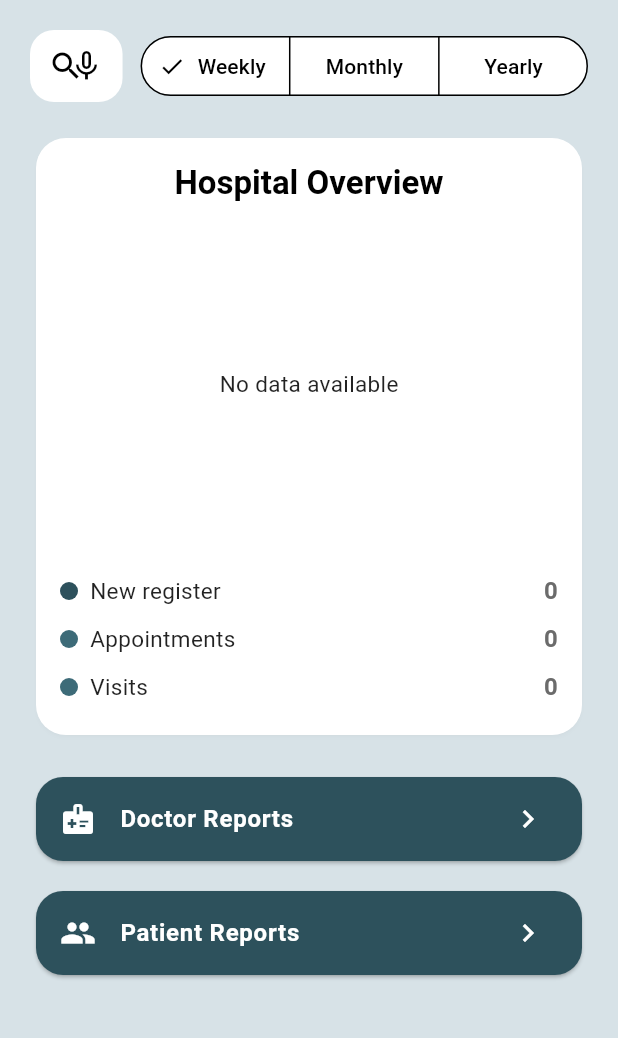
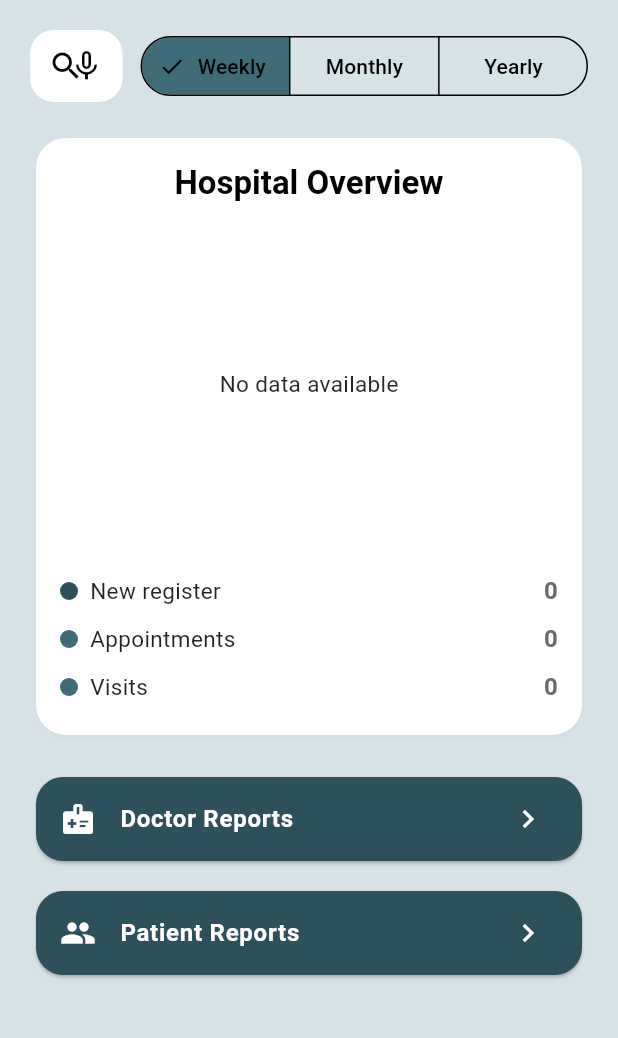
Before and after one commit to nooraalabri/hos_app, a Flutter app: the HospitalReportsScreen screen opened by its route, on a phone screen of 412 x 824 dp, the part 84-1122 px from its top. Run offline on Flutter 3.47's test engine with Material 3 defaults, Android fonts, the phone set to English and light mode, and no system bars; our stand-ins replace cloud_firestore, firebase_auth, firebase_core, firebase_messaging, fl_chart, geolocator and 3 more; missing offline and left inert: google_maps_flutter_web; accounts and stored records are empty; project files that could hold a hidden picture were left out.

Commit message:
25/11 update

```diff
--- a/lib/l10n/app_ar.arb
+++ b/lib/l10n/app_ar.arb
@@ -4,6 +4,7 @@
   "logout": "تسجيل الخروج",
   "email": "البريد الإلكتروني",
   "password": "كلمة المرور",
+  "dashboard": "لوحة التحكم",
   "confirm_password": "تأكيد كلمة المرور",
   "welcome": "مرحبًا",
   "welcome_back": "مرحبًا بعودتك",
--- a/lib/l10n/app_en.arb
+++ b/lib/l10n/app_en.arb
@@ -4,6 +4,7 @@
   "logout": "Logout",
   "email": "E-mail",
   "password": "Password",
+  "dashboard": "Dashboard",
   "confirm_password": "Confirm Password",
   "welcome": "Welcome",
   "welcome_back": "Welcome back",
--- a/lib/l10n/app_localizations_ar.dart
+++ b/lib/l10n/app_localizations_ar.dart
@@ -19,6 +19,9 @@ class AppLocalizationsAr extends AppLocalizations {
 
   @override
   String get password => 'كلمة المرور';
+
+  @override
+  String get dashboard => 'لوحة التحكم';
 
   @override
   String get confirm_password => 'تأكيد كلمة المرور';
@@ -172,9 +175,6 @@ class AppLocalizationsAr extends AppLocalizations {
 
   @override
   String get home => 'الصفحة الرئيسية';
-
-  @override
-  String get dashboard => 'لوحة التحكم';
 
   @override
   String get my_shifts => 'مناوباتي';
--- a/lib/l10n/app_localizations_en.dart
+++ b/lib/l10n/app_localizations_en.dart
@@ -19,6 +19,9 @@ class AppLocalizationsEn extends AppLocalizations {
 
   @override
   String get password => 'Password';
+
+  @override
+  String get dashboard => 'Dashboard';
 
   @override
   String get confirm_password => 'Confirm Password';
@@ -172,9 +175,6 @@ class AppLocalizationsEn extends AppLocalizations {
 
   @override
   String get home => 'Home';
-
-  @override
-  String get dashboard => 'Dashboard';
 
   @override
   String get my_shifts => 'My Shifts';
--- a/lib/screens/head_admin_reports.dart
+++ b/lib/screens/head_admin_reports.dart
@@ -21,7 +21,7 @@ class _HeadAdminReportsScreenState extends State<HeadAdminReportsScreen> {
       appBar: AppBar(
         backgroundColor: theme.colorScheme.primary,
         title: Text(
-          t.reports,
+          "Dashboard",   // ←← تم التغيير هنا
           style: TextStyle(color: theme.colorScheme.onPrimary),
         ),
         iconTheme: IconThemeData(color: theme.colorScheme.onPrimary),
@@ -144,8 +144,7 @@ class _HeadAdminReportsScreenState extends State<HeadAdminReportsScreen> {
     );
   }
 
-
-  //--------------- STAT CARD  -----------------
+  //--------------- STAT CARD -----------------
 
   Widget _statCard(
       BuildContext context,
@@ -154,7 +153,6 @@ class _HeadAdminReportsScreenState extends State<HeadAdminReportsScreen> {
       IconData icon,
       Color bgColor,
       ) {
-    // تحديد لون النص تلقائي حسب سطوع الخلفية
     final textColor =
     ThemeData.estimateBrightnessForColor(bgColor) == Brightness.dark
         ? Colors.white
--- a/lib/screens/hospital_reports.dart
+++ b/lib/screens/hospital_reports.dart
@@ -3,9 +3,10 @@ import 'package:fl_chart/fl_chart.dart';
 import 'package:firebase_auth/firebase_auth.dart';
 import '../../l10n/app_localizations.dart';
 import '../admin/hospital_doctor_reports_screen.dart';
-import '../admin/hospital_patient_reports_screen.dart';
+import 'package:hos_app/routes.dart'; // ⬅ مهم جداً
+import 'package:cloud_firestore/cloud_firestore.dart';
+import '../widgets/admin_drawer.dart';
 import '../services/firestore_service.dart';
-import '../widgets/admin_drawer.dart';
 
 enum Period { weekly, monthly, yearly }
 
@@ -23,11 +24,12 @@ class _HospitalReportsScreenState extends State<HospitalReportsScreen> {
   @override
   void initState() {
     super.initState();
+
     final uid = FirebaseAuth.instance.currentUser!.uid;
-
-    FS.hospitalForAdmin(uid).then((d) {
-      if (mounted) {
-        setState(() => hospId = d?['id']);
+    FirebaseFirestore.instance.collection('users').doc(uid).get().then((doc) {
+      if (doc.exists) {
+        final hid = doc.data()?['hospitalId'];
+        if (mounted) setState(() => hospId = hid);
       }
     });
   }
@@ -57,27 +59,17 @@ class _HospitalReportsScreenState extends State<HospitalReportsScreen> {
       backgroundColor: theme.scaffoldBackgroundColor,
 
       body: hospId == null
-          ? Center(
-        child: CircularProgressIndicator(
-          color: theme.colorScheme.primary,
-        ),
-      )
+          ? Center(child: CircularProgressIndicator(color: theme.colorScheme.primary))
           : FutureBuilder<Map<String, int>>(
         future: FS.statsForHospital(hospId!, periodKey),
         builder: (context, snap) {
           if (!snap.hasData) {
             return Center(
                 child: CircularProgressIndicator(
-                color: theme.colorScheme.primary,
-              ),
-            );
+                    color: theme.colorScheme.primary));
           }
 
-          final m = snap.data ?? const {
-            'new': 0,
-            'appointments': 0,
-            'visits': 0
-          };
+          final m = snap.data ?? {'new': 0, 'appointments': 0, 'visits': 0};
 
           final total = (m['new'] ?? 0) +
               (m['appointments'] ?? 0) +
@@ -94,54 +86,32 @@ class _HospitalReportsScreenState extends State<HospitalReportsScreen> {
             child: Column(
               crossAxisAlignment: CrossAxisAlignment.stretch,
               children: [
-                // Search + Segmented Button
                 Row(
                   children: [
                     Expanded(
                       child: _SearchBox(
-                        onChanged: (s) {},
-                        hint: t.search,
-                      ),
+                          onChanged: (s) {}, hint: t.search),
                     ),
                     const SizedBox(width: 12),
                     SegmentedButton<Period>(
                       segments: [
-                        ButtonSegment(
-                            value: Period.weekly, label: Text(t.weekly)),
-                        ButtonSegment(
-                            value: Period.monthly, label: Text(t.monthly)),
-                        ButtonSegment(
-                            value: Period.yearly, label: Text(t.yearly)),
+                        ButtonSegment(value: Period.weekly, label: Text(t.weekly)),
+                        ButtonSegment(value: Period.monthly, label: Text(t.monthly)),
+                        ButtonSegment(value: Period.yearly, label: Text(t.yearly)),
                       ],
                       selected: {p},
-                      onSelectionChanged: (s) =>
-                          setState(() => p = s.first),
-                      style: ButtonStyle(
-                        backgroundColor: WidgetStatePropertyAll(
-                          theme.colorScheme.surfaceContainerHighest,
-                        ),
-                        foregroundColor: WidgetStatePropertyAll(
-                          theme.colorScheme.onSurface,
-                        ),
-                        side: WidgetStatePropertyAll(
-                          BorderSide(
-                              color: theme.colorScheme.outline),
-                        ),
-                      ),
-                    ),
+                      onSelectionChanged: (s) => setState(() => p = s.first),
+                    )
                   ],
                 ),
 
                 const SizedBox(height: 20),
 
-                // Pie Chart Card
                 Card(
                   color: theme.colorScheme.surface,
-                  shadowColor:
-                  theme.colorScheme.shadow.withValues(alpha: 0.1),
+                  shadowColor: theme.colorScheme.shadow.withValues(alpha: 0.1),
                   shape: RoundedRectangleBorder(
-                    borderRadius: BorderRadius.circular(20),
-                  ),
+                      borderRadius: BorderRadius.circular(20)),
                   child: Padding(
                     padding: const EdgeInsets.all(16),
                     child: Column(
@@ -149,8 +119,7 @@ class _HospitalReportsScreenState extends State<HospitalReportsScreen> {
                         Text(
                           t.hospitalOverview,
                           style: theme.textTheme.titleLarge?.copyWith(
-                            fontWeight: FontWeight.w600,
-                          ),
+                              fontWeight: FontWeight.w600),
                         ),
                         const SizedBox(height: 10),
 
@@ -169,24 +138,20 @@ class _HospitalReportsScreenState extends State<HospitalReportsScreen> {
 
                         const SizedBox(height: 12),
 
-                        _legend(
-                          context,
+                        _legend(context,
                             color: theme.colorScheme.primary,
                             text: t.newRegister,
-                          value: m['new'] ?? 0,
-                        ),
-                        _legend(
-                          context,
+                            value: m['new'] ?? 0),
+
+                        _legend(context,
                             color: theme.colorScheme.tertiary,
                             text: t.appointments,
-                          value: m['appointments'] ?? 0,
-                        ),
-                        _legend(
-                          context,
+                            value: m['appointments'] ?? 0),
+
+                        _legend(context,
                             color: theme.colorScheme.secondary,
                             text: t.visits,
-                          value: m['visits'] ?? 0,
-                        ),
+                            value: m['visits'] ?? 0),
                       ],
                     ),
                   ),
@@ -194,31 +159,18 @@ class _HospitalReportsScreenState extends State<HospitalReportsScreen> {
 
                 const SizedBox(height: 20),
 
-                // Doctor Reports Button
-                _bigButton(
-                  context,
-                  t.doctorReports,
+                _bigButton(context, t.doctorReports,
                     icon: Icons.medical_information,
-                  onTap: () {
-                    Navigator.pushNamed(
-                        context, HospitalDoctorReportsScreen.route);
-                  },
-                ),
+                    onTap: () => Navigator.pushNamed(
+                        context, HospitalDoctorReportsScreen.route)),
 
                 const SizedBox(height: 12),
 
-                // Patient Reports Button
-                _bigButton(
-                  context,
-                  t.patientReports,
+                // ✅ هنا التعديل المهم
+                _bigButton(context, t.patientReports,
                     icon: Icons.people,
-                  onTap: () {
-                    Navigator.pushNamed(
-                        context, HospitalPatientReportsScreen.route);
-                  },
-                ),
-
-                const SizedBox(height: 30),
+                    onTap: () => Navigator.pushNamed(
+                        context, AppRoutes.hospitalPatientReports)),
               ],
             ),
           );
@@ -227,7 +179,6 @@ class _HospitalReportsScreenState extends State<HospitalReportsScreen> {
     );
   }
 
-  // -------- PIE CHART SECTION --------
   PieChartSectionData _sec(int v, Color c) {
     return PieChartSectionData(
       value: (v <= 0 ? 1 : v).toDouble(),
@@ -235,14 +186,10 @@ class _HospitalReportsScreenState extends State<HospitalReportsScreen> {
       radius: 45,
       title: v.toString(),
       titleStyle: const TextStyle(
-        fontSize: 14,
-        fontWeight: FontWeight.bold,
-        color: Colors.white,
-      ),
+          fontSize: 14, fontWeight: FontWeight.bold, color: Colors.white),
     );
   }
 
-  // -------- LEGEND --------
   Widget _legend(BuildContext context,
       {required Color color, required String text, required int value}) {
     final theme = Theme.of(context);
@@ -251,26 +198,21 @@ class _HospitalReportsScreenState extends State<HospitalReportsScreen> {
       padding: const EdgeInsets.symmetric(vertical: 4),
       child: Row(
         children: [
-          Container(
-            width: 12,
-            height: 12,
-            decoration: BoxDecoration(color: color, shape: BoxShape.circle),
-          ),
+          Container(width: 12, height: 12,
+              decoration: BoxDecoration(color: color, shape: BoxShape.circle)),
+
           const SizedBox(width: 8),
           Expanded(child: Text(text, style: theme.textTheme.bodyMedium)),
-          Text(
-            value.toString(),
+          Text(value.toString(),
               style: theme.textTheme.titleMedium
-                ?.copyWith(fontWeight: FontWeight.bold),
-          )
+                  ?.copyWith(fontWeight: FontWeight.bold)),
         ],
       ),
     );
   }
 
-  // -------- BUTTON --------
   Widget _bigButton(BuildContext ctx, String title,
-      {IconData icon = Icons.arrow_forward_ios, VoidCallback? onTap}) {
+      {required IconData icon, VoidCallback? onTap}) {
     final theme = Theme.of(ctx);
 
     return Card(
@@ -278,22 +220,16 @@ class _HospitalReportsScreenState extends State<HospitalReportsScreen> {
       shape: RoundedRectangleBorder(borderRadius: BorderRadius.circular(18)),
       child: ListTile(
         leading: Icon(icon, color: theme.colorScheme.onPrimary),
-        title: Text(
-          title,
+        title: Text(title,
             style: TextStyle(
-            color: theme.colorScheme.onPrimary,
-            fontWeight: FontWeight.w600,
-          ),
-        ),
-        trailing:
-        Icon(Icons.chevron_right, color: theme.colorScheme.onPrimary),
+                color: theme.colorScheme.onPrimary, fontWeight: FontWeight.w600)),
+        trailing: Icon(Icons.chevron_right, color: theme.colorScheme.onPrimary),
         onTap: onTap,
       ),
     );
   }
 }
 
-// -------- SEARCH BOX --------
 class _SearchBox extends StatelessWidget {
   final String hint;
   final ValueChanged<String> onChanged;
@@ -314,10 +250,8 @@ class _SearchBox extends StatelessWidget {
         fillColor: theme.colorScheme.surfaceContainerHighest,
         border: OutlineInputBorder(
             borderRadius: BorderRadius.circular(16),
-          borderSide: BorderSide.none,
-        ),
-        contentPadding:
-        const EdgeInsets.symmetric(horizontal: 12, vertical: 0),
+            borderSide: BorderSide.none),
+        contentPadding: const EdgeInsets.symmetric(horizontal: 12, vertical: 0),
       ),
     );
   }
--- a/lib/services/firestore_service.dart
+++ b/lib/services/firestore_service.dart
@@ -41,22 +41,20 @@ class FS {
     );
   }
 
-  // =======================================================================
-  // ======================== H O S P I T A L S =============================
-  // =======================================================================
+  // ======================== HOSPITALS ====================================
 
   static Future<void> createHospital({
     required String uid,
     required String name,
     required String email,
-    Map<String, dynamic>? data, // يحتوي: phone, website, licenseNumber, crNumber, location, lat, lng
+    Map<String, dynamic>? data,
   }) async {
     final hospitalData = {
       'name': name,
       'email': email,
-      'status': 'pending', // new
+      'status': 'pending',
       'createdAt': FieldValue.serverTimestamp(),
-      ...?data, // دمج بيانات: phone, website, lat, lng, licenseNumber, crNumber...
+      ...?data,
     };
 
     await hospitals.doc(uid).set(hospitalData);
@@ -98,10 +96,21 @@ class FS {
     return snap.docs.map((d) => {'id': d.id, ...d.data()}).toList();
   }
 
+  // 🔥 مهم: إصلاح جلب hospitalId للإدمن
   static Future<Map<String, dynamic>?> hospitalForAdmin(String adminUid) async {
-    final doc = await hospitals.doc(adminUid).get();
-    if (!doc.exists) return null;
-    return {'id': doc.id, ...doc.data()!};
+    final userDoc = await users.doc(adminUid).get();
+    if (!userDoc.exists) return null;
+
+    final hid = userDoc.data()?['hospitalId'];
+    if (hid == null || hid.toString().isEmpty) return null;
+
+    final hospDoc = await hospitals.doc(hid).get();
+    if (!hospDoc.exists) return null;
+
+    return {
+      'id': hospDoc.id,
+      ...hospDoc.data()!,
+    };
   }
 
   static Stream<QuerySnapshot<Map<String, dynamic>>> pendingHospitalsStream() {
@@ -139,9 +148,7 @@ class FS {
     }
   }
 
-  // =======================================================================
-  // ========================= D O C T O R S ===============================
-  // =======================================================================
+  // ======================== DOCTORS ======================================
 
   static Stream<QuerySnapshot<Map<String, dynamic>>> doctorsStream(
       String hospitalId, {
@@ -191,9 +198,7 @@ class FS {
     await users.doc(doctorUid).delete();
   }
 
-  // =======================================================================
   // ============================ OTP ======================================
-  // =======================================================================
 
   static Future<void> saveOtp(
       String email,
@@ -230,9 +235,7 @@ class FS {
     return ok;
   }
 
-  // =======================================================================
   // ======================= MEDICAL REPORTS ================================
-  // =======================================================================
 
   static Future<void> addMedicalReport(
       String appointmentId,
@@ -307,48 +310,66 @@ class FS {
     await batch.commit();
   }
 
-  // =======================================================================
-  // ====================== HOSPITAL STATS =================================
-  // =======================================================================
+  // ====================== HOSPITAL STATS (FIXED) =========================
 
   static Future<Map<String, int>> statsForHospital(
       String hospitalId,
       String periodKey,
       ) async {
+
     final now = DateTime.now();
-    late DateTime start, end;
+    late DateTime start;
 
     switch (periodKey) {
       case 'weekly':
         start = _weekStart(now);
-        end = _weekEnd(now);
         break;
       case 'monthly':
         start = DateTime(now.year, now.month, 1);
-        end = DateTime(now.year, now.month + 1, 1);
         break;
       case 'yearly':
         start = DateTime(now.year, 1, 1);
-        end = DateTime(now.year + 1, 1, 1);
         break;
       default:
         start = _weekStart(now);
-        end = _weekEnd(now);
     }
 
-    final q = appointments
+    // ===== 1) GET ALL DOCTORS IN THIS HOSPITAL =====
+    final doctorSnap = await users
+        .where('role', isEqualTo: 'doctor')
         .where('hospitalId', isEqualTo: hospitalId)
-        .where('time', isGreaterThanOrEqualTo: start)
-        .where('time', isLessThan: end)
-        .where('status', whereIn: [
-      'booked',
-      'checked_in',
-      'completed',
-    ]);
+        .get();
 
-    final snap = await q.get();
-    final items = snap.docs;
+    final doctorIds = doctorSnap.docs.map((d) => d.id).toList();
 
+    if (doctorIds.isEmpty) {
+      return {'new': 0, 'appointments': 0, 'visits': 0};
+    }
+
+    // ===== 2) GET ALL APPOINTMENTS FOR THESE DOCTORS =====
+    // NOTE: Firestore allows only 10 elements in whereIn
+    List<QueryDocumentSnapshot<Map<String, dynamic>>> apps = [];
+
+    const maxBatch = 10;
+    for (int i = 0; i < doctorIds.length; i += maxBatch) {
+      final batch = doctorIds.skip(i).take(maxBatch).toList();
+
+      final snap = await appointments
+          .where('doctorId', whereIn: batch)
+          .get();
+
+      apps.addAll(snap.docs);
+    }
+
+    // ===== 3) FILTER BY DATE =====
+    final items = apps.where((d) {
+      final ts = d['time'];
+      if (ts is! Timestamp) return false;
+      final date = ts.toDate();
+      return date.isAfter(start);
+    }).toList();
+
+    // ===== 4) CALCULATIONS =====
     final int appointmentsCount = items.length;
     final int visitsCount =
         items.where((d) => d['status'] == 'completed').length;
@@ -366,10 +387,8 @@ class FS {
     };
   }
 
-  // =======================================================================
-  // ==================== HEAD ADMIN STATS =================================
-  // =======================================================================
 
+  // ==================== HEAD ADMIN STATS ================================
   static Future<Map<String, int>> statsForHeadAdmin({
     required ReportPeriod period,
   }) async {
@@ -406,14 +425,19 @@ class FS {
     _count(hospitals.where('status', isEqualTo: 'pending'));
 
     final doctorsApprovedF = _count(
-      users.where('role', isEqualTo: 'doctor').where('approved', isEqualTo: true),
+      users
+          .where('role', isEqualTo: 'doctor')
+          .where('approved', isEqualTo: true),
     );
 
     final doctorsPendingF = _count(
-      users.where('role', isEqualTo: 'doctor').where('approved', isEqualTo: false),
+      users
+          .where('role', isEqualTo: 'doctor')
+          .where('approved', isEqualTo: false),
     );
 
-    final patientsTotalF = _count(users.where('role', isEqualTo: 'patient'));
+    final patientsTotalF =
+    _count(users.where('role', isEqualTo: 'patient'));
 
     final newUsersF = _count(
       users
@@ -473,19 +497,15 @@ class FS {
     };
   }
 
-  // =======================================================================
-  // ======================== REVIEWS & SHIFTS ==============================
-  // =======================================================================
+  // ======================== Reviews & Shifts ==============================
 
   static Stream<QuerySnapshot<Map<String, dynamic>>> doctorReviews(
-      String doctorId,
-      ) {
+      String doctorId) {
     return reviews.where('doctorId', isEqualTo: doctorId).snapshots();
   }
 
   static Stream<QuerySnapshot<Map<String, dynamic>>> doctorShiftsDaily(
-      String doctorId,
-      ) {
+      String doctorId) {
     final now = DateTime.now();
     final start = DateTime(now.year, now.month, now.day);
     final end = start.add(const Duration(days: 1));
@@ -500,8 +520,7 @@ class FS {
   }
 
   static Stream<QuerySnapshot<Map<String, dynamic>>> doctorShiftsWeekly(
-      String doctorId,
-      ) {
+      String doctorId) {
     final now = DateTime.now();
     final start = DateTime(now.year, now.month, now.day);
     final end = start.add(const Duration(days: 7));
@@ -516,8 +535,7 @@ class FS {
   }
 
   static Stream<QuerySnapshot<Map<String, dynamic>>> doctorShiftsMonthly(
-      String doctorId,
-      ) {
+      String doctorId) {
     final now = DateTime.now();
     final start = DateTime(now.year, now.month, now.day);
     final end = start.add(const Duration(days: 30));
@@ -532,8 +550,7 @@ class FS {
   }
 
   static Stream<QuerySnapshot<Map<String, dynamic>>> hospitalUpcomingShifts(
-      String hospitalId,
-      ) {
+      String hospitalId) {
     final todayStart = _ts(_dayStart(DateTime.now()));
 
     return hospitals
@@ -544,9 +561,7 @@ class FS {
         .snapshots();
   }
 
-  // =======================================================================
-  // ========================= PATIENTS ====================================
-  // =======================================================================
+  // ============================ PATIENTS ================================
 
   static Future<Map<String, dynamic>?> getPatientProfile(String uid) async {
     final doc = await users.doc(uid).get();
@@ -590,8 +605,7 @@ class FS {
   }
 
   static Stream<QuerySnapshot<Map<String, dynamic>>> patientAppointments(
-      String uid,
-      ) {
+      String uid) {
     return users
         .doc(uid)
         .collection('appointments')
@@ -600,8 +614,7 @@ class FS {
   }
 
   static Stream<QuerySnapshot<Map<String, dynamic>>> patientReports(
-      String uid,
-      ) {
+      String uid) {
     return users
         .doc(uid)
         .collection('reports')
@@ -623,13 +636,10 @@ class FS {
     return q.orderBy('createdAt', descending: true).snapshots();
   }
 
-  // =======================================================================
-  // ========================== SEARCH =====================================
-  // =======================================================================
+  // ============================ SEARCH ==================================
 
   static Stream<QuerySnapshot<Map<String, dynamic>>> searchHospitals(
-      String query,
-      ) {
+      String query) {
     return hospitals
         .where('status', isEqualTo: 'approved')
         .orderBy('name')
@@ -639,8 +649,7 @@ class FS {
   }
 
   static Stream<QuerySnapshot<Map<String, dynamic>>> searchDoctors(
-      String query,
-      ) {
+      String query) {
     return users
         .where('role', isEqualTo: 'doctor')
         .orderBy('name')
```
Also changed, not shown: lib/admin/hospital_doctor_reports_screen.dart (+26 -12 lines), lib/admin/hospital_patient_reports_screen.dart (+27 -12 lines), lib/l10n/app_localizations.dart (+6 -6 lines), lib/patients/search_page.dart (+22 -5 lines), lib/screens/login_screen.dart (+26 -9 lines). Lines whose indentation alone changed are shown as unchanged.
